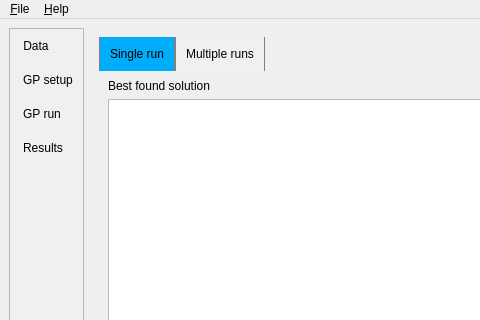
First picture: the form in mainwindow.ui, repository emigdioz/TreeGP, before the edit; both pictures show x 0 to 480 and y 0 to 320 of the 966 by 596 pixel window.
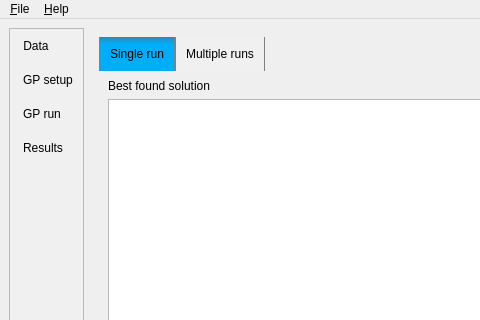
Second picture: the form after the edit. Icons and pictures are not drawn. Custom widgets are drawn as their Qt base class.

```diff
--- a/mainwindow.ui
+++ b/mainwindow.ui
@@ -1046,7 +1046,7 @@
 
 QTabBar:tab:selected
 {
-background:rgba(0, 173, 250, 255); 
+background: qlineargradient(spread:pad, x1:0, y1:0, x2:0, y2:0.2, stop:0 rgba(0, 104, 151, 200), stop:1 rgba(0, 173, 250, 255)); 
 }</string>
           </property>
           <property name="tabPosition">
```
